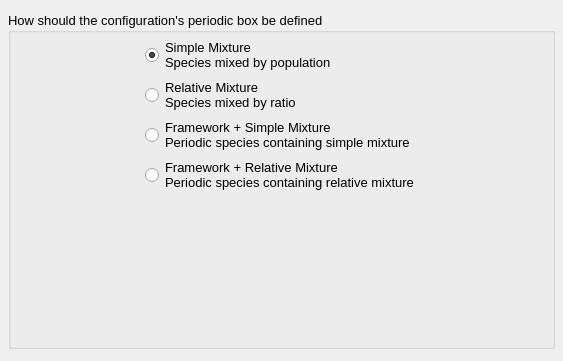
Before: the Qt Designer form src/gui/addconfigurationdialog.ui in disorderedmaterials/dissolve, drawn with Qt 5.
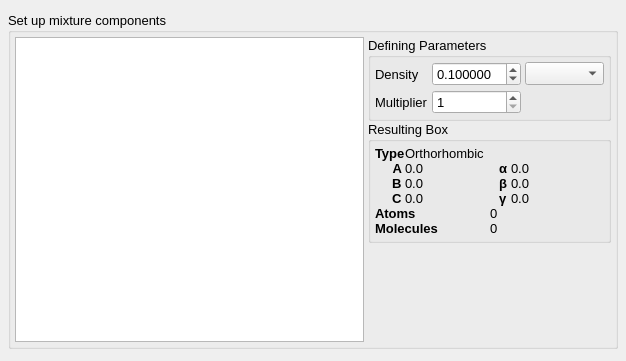
After: the same form once the commit is applied. The open tabs and pages were chosen to show the change. Icons and pictures are not drawn. Custom widgets are drawn as their Qt base class.

Diff of the .ui file:
```diff
--- a/src/gui/addconfigurationdialog.ui
+++ b/src/gui/addconfigurationdialog.ui
@@ -9,7 +9,7 @@
    <rect>
     <x>0</x>
     <y>0</y>
-    <width>563</width>
+    <width>626</width>
     <height>361</height>
    </rect>
   </property>
@@ -960,9 +960,9 @@
        <item>
         <widget class="QGroupBox" name="ConfigurationTypeGroup_2">
          <property name="title">
-          <string>How should the configuration's periodic box be defined</string>
+          <string>Set up mixture components</string>
          </property>
-         <layout class="QHBoxLayout" name="horizontalLayout_2">
+         <layout class="QVBoxLayout" name="verticalLayout_8">
           <property name="spacing">
            <number>4</number>
           </property>
@@ -979,159 +979,458 @@
            <number>4</number>
           </property>
           <item>
-           <spacer name="horizontalSpacer_8">
-            <property name="orientation">
-             <enum>Qt::Horizontal</enum>
-            </property>
-            <property name="sizeHint" stdset="0">
-             <size>
-              <width>76</width>
-              <height>20</height>
-             </size>
-            </property>
-           </spacer>
-          </item>
-          <item>
-           <layout class="QVBoxLayout" name="verticalLayout_8">
-            <property name="spacing">
-             <number>4</number>
-            </property>
+           <layout class="QHBoxLayout" name="horizontalLayout_2">
             <item>
-             <widget class="QRadioButton" name="ConfigurationTypeSimpleMixRadio_2">
-              <property name="enabled">
-               <bool>true</bool>
-              </property>
+             <widget class="QTableView" name="AddSpeciesInfoTable">
               <property name="sizePolicy">
-               <sizepolicy hsizetype="Minimum" vsizetype="Minimum">
-                <horstretch>0</horstretch>
+               <sizepolicy hsizetype="Expanding" vsizetype="Expanding">
+                <horstretch>4</horstretch>
                 <verstretch>0</verstretch>
                </sizepolicy>
               </property>
-              <property name="text">
-               <string>Simple Mixture
-Species mixed by population</string>
+              <property name="toolTip">
+               <string>Define the population / relative ratio between species here. This will be multiplied by the multiplier value to create final populations.</string>
               </property>
-              <property name="icon">
-               <iconset resource="main.qrc">
-                <normaloff>:/wizard/icons/wizard_selectedatoms.svg</normaloff>:/wizard/icons/wizard_selectedatoms.svg</iconset>
-              </property>
-              <property name="iconSize">
-               <size>
-                <width>40</width>
-                <height>40</height>
-               </size>
-              </property>
-              <property name="checked">
-               <bool>true</bool>
-              </property>
              </widget>
             </item>
             <item>
-             <widget class="QRadioButton" name="ConfigurationTypeRelativeMixRadio_2">
+             <widget class="QWidget" name="SpeciesInfoWidget" native="true">
               <property name="sizePolicy">
-               <sizepolicy hsizetype="Minimum" vsizetype="Minimum">
+               <sizepolicy hsizetype="Preferred" vsizetype="Minimum">
                 <horstretch>0</horstretch>
                 <verstretch>0</verstretch>
                </sizepolicy>
               </property>
-              <property name="text">
-               <string>Relative Mixture
-Species mixed by ratio</string>
-              </property>
-              <property name="icon">
-               <iconset resource="main.qrc">
-                <normaloff>:/general/icons/general_unknown.svg</normaloff>:/general/icons/general_unknown.svg</iconset>
-              </property>
-              <property name="iconSize">
-               <size>
-                <width>40</width>
-                <height>40</height>
-               </size>
-              </property>
+              <layout class="QVBoxLayout" name="verticalLayout_14">
+               <property name="spacing">
+                <number>0</number>
+               </property>
+               <property name="leftMargin">
+                <number>0</number>
+               </property>
+               <property name="topMargin">
+                <number>0</number>
+               </property>
+               <property name="rightMargin">
+                <number>0</number>
+               </property>
+               <property name="bottomMargin">
+                <number>0</number>
+               </property>
+               <item>
+                <widget class="QGroupBox" name="SpeciesDensityGroup">
+                 <property name="title">
+                  <string>Defining Parameters</string>
+                 </property>
+                 <layout class="QGridLayout" name="gridLayout_5">
+                  <property name="leftMargin">
+                   <number>4</number>
+                  </property>
+                  <property name="topMargin">
+                   <number>4</number>
+                  </property>
+                  <property name="rightMargin">
+                   <number>4</number>
+                  </property>
+                  <property name="bottomMargin">
+                   <number>4</number>
+                  </property>
+                  <property name="spacing">
+                   <number>4</number>
+                  </property>
+                  <item row="0" column="0">
+                   <widget class="QLabel" name="label_12">
+                    <property name="text">
+                     <string>Density</string>
+                    </property>
+                   </widget>
+                  </item>
+                  <item row="0" column="1">
+                   <widget class="ExponentialSpin" name="SpeciesDensitySpin">
+                    <property name="sizePolicy">
+                     <sizepolicy hsizetype="Expanding" vsizetype="Fixed">
+                      <horstretch>0</horstretch>
+                      <verstretch>0</verstretch>
+                     </sizepolicy>
+                    </property>
+                    <property name="decimals">
+                     <number>6</number>
+                    </property>
+                    <property name="value">
+                     <double>0.100000000000000</double>
+                    </property>
+                   </widget>
+                  </item>
+                  <item row="0" column="2">
+                   <widget class="QComboBox" name="SpeciesDensityUnitsCombo"/>
+                  </item>
+                  <item row="1" column="0">
+                   <widget class="QLabel" name="label_13">
+                    <property name="text">
+                     <string>Multiplier</string>
+                    </property>
+                   </widget>
+                  </item>
+                  <item row="1" column="1">
+                   <widget class="QSpinBox" name="SpeciesMultiplierSpin">
+                    <property name="enabled">
+                     <bool>true</bool>
+                    </property>
+                    <property name="minimum">
+                     <number>1</number>
+                    </property>
+                    <property name="maximum">
+                     <number>10000000</number>
+                    </property>
+                    <property name="stepType">
+                     <enum>QAbstractSpinBox::AdaptiveDecimalStepType</enum>
+                    </property>
+                    <property name="value">
+                     <number>1</number>
+                    </property>
+                   </widget>
+                  </item>
+                 </layout>
+                </widget>
+               </item>
+               <item>
+                <widget class="QGroupBox" name="SpeciesResultingBoxGroup">
+                 <property name="sizePolicy">
+                  <sizepolicy hsizetype="Preferred" vsizetype="Expanding">
+                   <horstretch>2</horstretch>
+                   <verstretch>0</verstretch>
+                  </sizepolicy>
+                 </property>
+                 <property name="title">
+                  <string>Resulting Box</string>
+                 </property>
+                 <layout class="QVBoxLayout" name="verticalLayout_10">
+                  <property name="spacing">
+                   <number>0</number>
+                  </property>
+                  <property name="leftMargin">
+                   <number>4</number>
+                  </property>
+                  <property name="topMargin">
+                   <number>4</number>
+                  </property>
+                  <property name="rightMargin">
+                   <number>4</number>
+                  </property>
+                  <property name="bottomMargin">
+                   <number>4</number>
+                  </property>
+                  <item>
+                   <layout class="QGridLayout" name="gridLayout_3">
+                    <item row="1" column="3">
+                     <widget class="QLabel" name="ResultingBoxAlphaLabel">
+                      <property name="sizePolicy">
+                       <sizepolicy hsizetype="Expanding" vsizetype="Preferred">
+                        <horstretch>0</horstretch>
+                        <verstretch>0</verstretch>
+                       </sizepolicy>
+                      </property>
+                      <property name="text">
+                       <string>0.0</string>
+                      </property>
+                     </widget>
+                    </item>
+                    <item row="3" column="1">
+                     <widget class="QLabel" name="ResultingBoxCLabel">
+                      <property name="sizePolicy">
+                       <sizepolicy hsizetype="Expanding" vsizetype="Preferred">
+                        <horstretch>0</horstretch>
+                        <verstretch>0</verstretch>
+                       </sizepolicy>
+                      </property>
+                      <property name="text">
+                       <string>0.0</string>
+                      </property>
+                     </widget>
+                    </item>
+                    <item row="0" column="0">
+                     <widget class="QLabel" name="label_11">
+                      <property name="sizePolicy">
+                       <sizepolicy hsizetype="Minimum" vsizetype="Preferred">
+                        <horstretch>0</horstretch>
+                        <verstretch>0</verstretch>
+                       </sizepolicy>
+                      </property>
+                      <property name="font">
+                       <font>
+                        <pointsize>10</pointsize>
+                        <bold>true</bold>
+                       </font>
+                      </property>
+                      <property name="text">
+                       <string>Type</string>
+                      </property>
+                     </widget>
+                    </item>
+                    <item row="1" column="0">
+                     <widget class="QLabel" name="label_2">
+                      <property name="sizePolicy">
+                       <sizepolicy hsizetype="Minimum" vsizetype="Preferred">
+                        <horstretch>0</horstretch>
+                        <verstretch>0</verstretch>
+                       </sizepolicy>
+                      </property>
+                      <property name="font">
+                       <font>
+                        <pointsize>10</pointsize>
+                        <bold>true</bold>
+                       </font>
+                      </property>
+                      <property name="text">
+                       <string>A </string>
+                      </property>
+                      <property name="alignment">
+                       <set>Qt::AlignRight|Qt::AlignTrailing|Qt::AlignVCenter</set>
+                      </property>
+                     </widget>
+                    </item>
+                    <item row="3" column="0">
+                     <widget class="QLabel" name="label_7">
+                      <property name="sizePolicy">
+                       <sizepolicy hsizetype="Minimum" vsizetype="Preferred">
+                        <horstretch>0</horstretch>
+                        <verstretch>0</verstretch>
+                       </sizepolicy>
+                      </property>
+                      <property name="font">
+                       <font>
+                        <pointsize>10</pointsize>
+                        <bold>true</bold>
+                       </font>
+                      </property>
+                      <property name="text">
+                       <string>C </string>
+                      </property>
+                      <property name="alignment">
+                       <set>Qt::AlignRight|Qt::AlignTrailing|Qt::AlignVCenter</set>
+                      </property>
+                     </widget>
+                    </item>
+                    <item row="0" column="1" colspan="3">
+                     <widget class="QLabel" name="ResultingBoxTypeLabel">
+                      <property name="sizePolicy">
+                       <sizepolicy hsizetype="Expanding" vsizetype="Preferred">
+                        <horstretch>0</horstretch>
+                        <verstretch>0</verstretch>
+                       </sizepolicy>
+                      </property>
+                      <property name="font">
+                       <font>
+                        <pointsize>10</pointsize>
+                        <bold>false</bold>
+                       </font>
+                      </property>
+                      <property name="text">
+                       <string>Orthorhombic</string>
+                      </property>
+                      <property name="alignment">
+                       <set>Qt::AlignLeading|Qt::AlignLeft|Qt::AlignVCenter</set>
+                      </property>
+                     </widget>
+                    </item>
+                    <item row="3" column="3">
+                     <widget class="QLabel" name="ResultingBoxGammaLabel">
+                      <property name="sizePolicy">
+                       <sizepolicy hsizetype="Expanding" vsizetype="Preferred">
+                        <horstretch>0</horstretch>
+                        <verstretch>0</verstretch>
+                       </sizepolicy>
+                      </property>
+                      <property name="text">
+                       <string>0.0</string>
+                      </property>
+                     </widget>
+                    </item>
+                    <item row="2" column="1">
+                     <widget class="QLabel" name="ResultingBoxBLabel">
+                      <property name="sizePolicy">
+                       <sizepolicy hsizetype="Expanding" vsizetype="Preferred">
+                        <horstretch>0</horstretch>
+                        <verstretch>0</verstretch>
+                       </sizepolicy>
+                      </property>
+                      <property name="text">
+                       <string>0.0</string>
+                      </property>
+                     </widget>
+                    </item>
+                    <item row="2" column="0">
+                     <widget class="QLabel" name="label_6">
+                      <property name="sizePolicy">
+                       <sizepolicy hsizetype="Minimum" vsizetype="Preferred">
+                        <horstretch>0</horstretch>
+                        <verstretch>0</verstretch>
+                       </sizepolicy>
+                      </property>
+                      <property name="font">
+                       <font>
+                        <pointsize>10</pointsize>
+                        <bold>true</bold>
+                       </font>
+                      </property>
+                      <property name="text">
+                       <string>B </string>
+                      </property>
+                      <property name="alignment">
+                       <set>Qt::AlignRight|Qt::AlignTrailing|Qt::AlignVCenter</set>
+                      </property>
+                     </widget>
+                    </item>
+                    <item row="1" column="2">
+                     <widget class="QLabel" name="label_8">
+                      <property name="sizePolicy">
+                       <sizepolicy hsizetype="Minimum" vsizetype="Preferred">
+                        <horstretch>0</horstretch>
+                        <verstretch>0</verstretch>
+                       </sizepolicy>
+                      </property>
+                      <property name="font">
+                       <font>
+                        <pointsize>10</pointsize>
+                        <bold>true</bold>
+                       </font>
+                      </property>
+                      <property name="text">
+                       <string>α </string>
+                      </property>
+                     </widget>
+                    </item>
+                    <item row="2" column="2">
+                     <widget class="QLabel" name="label_9">
+                      <property name="sizePolicy">
+                       <sizepolicy hsizetype="Minimum" vsizetype="Preferred">
+                        <horstretch>0</horstretch>
+                        <verstretch>0</verstretch>
+                       </sizepolicy>
+                      </property>
+                      <property name="font">
+                       <font>
+                        <pointsize>10</pointsize>
+                        <bold>true</bold>
+                       </font>
+                      </property>
+                      <property name="text">
+                       <string>β </string>
+                      </property>
+                     </widget>
+                    </item>
+                    <item row="2" column="3">
+                     <widget class="QLabel" name="ResultingBoxBetaLabel">
+                      <property name="sizePolicy">
+                       <sizepolicy hsizetype="Expanding" vsizetype="Preferred">
+                        <horstretch>0</horstretch>
+                        <verstretch>0</verstretch>
+                       </sizepolicy>
+                      </property>
+                      <property name="text">
+                       <string>0.0</string>
+                      </property>
+                     </widget>
+                    </item>
+                    <item row="3" column="2">
+                     <widget class="QLabel" name="label_10">
+                      <property name="sizePolicy">
+                       <sizepolicy hsizetype="Minimum" vsizetype="Preferred">
+                        <horstretch>0</horstretch>
+                        <verstretch>0</verstretch>
+                       </sizepolicy>
+                      </property>
+                      <property name="font">
+                       <font>
+                        <pointsize>10</pointsize>
+                        <bold>true</bold>
+                       </font>
+                      </property>
+                      <property name="text">
+                       <string>γ </string>
+                      </property>
+                     </widget>
+                    </item>
+                    <item row="1" column="1">
+                     <widget class="QLabel" name="ResultingBoxALabel">
+                      <property name="sizePolicy">
+                       <sizepolicy hsizetype="Expanding" vsizetype="Preferred">
+                        <horstretch>0</horstretch>
+                        <verstretch>0</verstretch>
+                       </sizepolicy>
+                      </property>
+                      <property name="text">
+                       <string>0.0</string>
+                      </property>
+                     </widget>
+                    </item>
+                   </layout>
+                  </item>
+                  <item>
+                   <layout class="QGridLayout" name="gridLayout_4">
+                    <item row="0" column="0">
+                     <widget class="QLabel" name="label_atom_pop">
+                      <property name="font">
+                       <font>
+                        <pointsize>10</pointsize>
+                        <bold>true</bold>
+                       </font>
+                      </property>
+                      <property name="text">
+                       <string>Atoms</string>
+                      </property>
+                     </widget>
+                    </item>
+                    <item row="0" column="1">
+                     <widget class="QLabel" name="ResultingAtomPopulation">
+                      <property name="text">
+                       <string>0</string>
+                      </property>
+                     </widget>
+                    </item>
+                    <item row="1" column="0">
+                     <widget class="QLabel" name="label_mol_pop">
+                      <property name="font">
+                       <font>
+                        <pointsize>10</pointsize>
+                        <bold>true</bold>
+                       </font>
+                      </property>
+                      <property name="text">
+                       <string>Molecules</string>
+                      </property>
+                     </widget>
+                    </item>
+                    <item row="1" column="1">
+                     <widget class="QLabel" name="ResultingMoleculePopulation">
+                      <property name="text">
+                       <string>0</string>
+                      </property>
+                     </widget>
+                    </item>
+                   </layout>
+                  </item>
+                 </layout>
+                </widget>
+               </item>
+               <item>
+                <spacer name="verticalSpacer_2">
+                 <property name="orientation">
+                  <enum>Qt::Vertical</enum>
+                 </property>
+                 <property name="sizeHint" stdset="0">
+                  <size>
+                   <width>20</width>
+                   <height>40</height>
+                  </size>
+                 </property>
+                </spacer>
+               </item>
+              </layout>
              </widget>
             </item>
-            <item>
-             <widget class="QRadioButton" name="ConfigurationTypeFrameworkSimpleRadio_2">
-              <property name="sizePolicy">
-               <sizepolicy hsizetype="Minimum" vsizetype="Minimum">
-                <horstretch>0</horstretch>
-                <verstretch>0</verstretch>
-               </sizepolicy>
-              </property>
-              <property name="text">
-               <string>Framework + Simple Mixture
-Periodic species containing simple mixture</string>
-              </property>
-              <property name="icon">
-               <iconset resource="main.qrc">
-                <normaloff>:/wizard/icons/wizard_allatoms.svg</normaloff>:/wizard/icons/wizard_allatoms.svg</iconset>
-              </property>
-              <property name="iconSize">
-               <size>
-                <width>40</width>
-                <height>40</height>
-               </size>
-              </property>
-              <property name="checked">
-               <bool>false</bool>
-              </property>
-             </widget>
-            </item>
-            <item>
-             <widget class="QRadioButton" name="ConfigurationTypeFrameworkRelativeRadio_2">
-              <property name="sizePolicy">
-               <sizepolicy hsizetype="Minimum" vsizetype="Minimum">
-                <horstretch>0</horstretch>
-                <verstretch>0</verstretch>
-               </sizepolicy>
-              </property>
-              <property name="text">
-               <string>Framework + Relative Mixture
-Periodic species containing relative mixture</string>
-              </property>
-              <property name="icon">
-               <iconset resource="main.qrc">
-                <normaloff>:/wizard/icons/wizard_allatoms.svg</normaloff>:/wizard/icons/wizard_allatoms.svg</iconset>
-              </property>
-              <property name="iconSize">
-               <size>
-                <width>40</width>
-                <height>40</height>
-               </size>
-              </property>
-              <property name="checked">
-               <bool>false</bool>
-              </property>
-             </widget>
-            </item>
-            <item>
-             <spacer name="verticalSpacer_2">
-              <property name="orientation">
-               <enum>Qt::Vertical</enum>
-              </property>
-              <property name="sizeHint" stdset="0">
-               <size>
-                <width>20</width>
-                <height>40</height>
-               </size>
-              </property>
-             </spacer>
-            </item>
            </layout>
           </item>
-          <item>
-           <spacer name="horizontalSpacer_9">
-            <property name="orientation">
-             <enum>Qt::Horizontal</enum>
-            </property>
-            <property name="sizeHint" stdset="0">
-             <size>
-              <width>76</width>
-              <height>20</height>
-             </size>
-            </property>
-           </spacer>
-          </item>
          </layout>
         </widget>
        </item>
```
Left out of the diff: 81 changed lines with no effect on the pictures.
